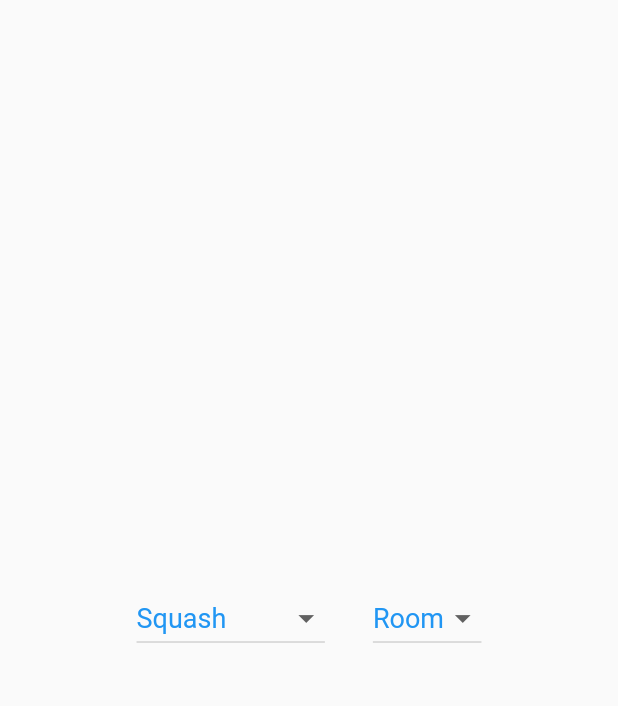
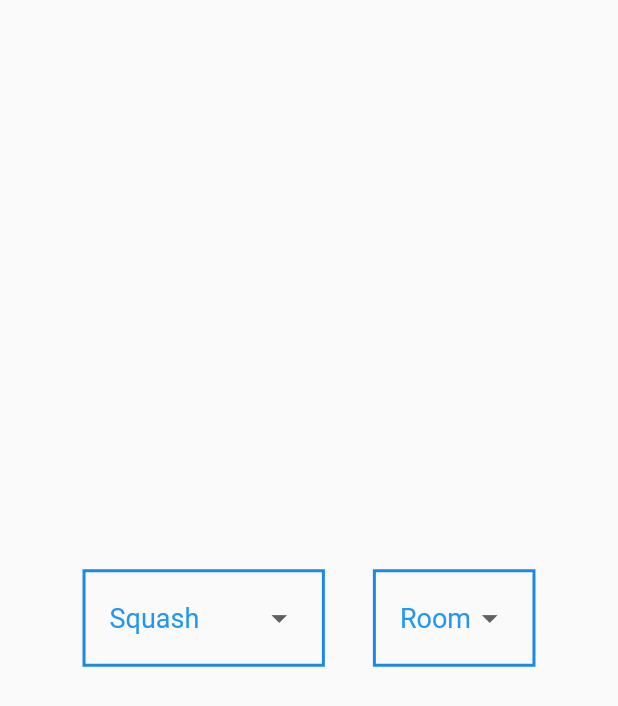
Before and after one commit to Aditya-76/room-booking, a Flutter app: the MyHomePage widget shown alone on an empty page, opened directly, on a phone screen of 412 x 824 dp. Shown: the top 706 px of the screen. Run offline on Flutter 3.47's test engine with Material 2 defaults, Android fonts, the phone set to English and light mode, and no system bars.

Commit message:
dropdown styling

```diff
--- a/room_booking_3/lib/booking.dart
+++ b/room_booking_3/lib/booking.dart
@@ -10,7 +10,7 @@ class Booking extends StatelessWidget {
   Widget build(BuildContext context) {
     return Scaffold(
         appBar: AppBar(
-          title: Text('Room Booking'),
+          title: Text('Booking System'),
           centerTitle: true,
         ),
         body: MyCustomForm(),
--- a/room_booking_3/lib/home.dart
+++ b/room_booking_3/lib/home.dart
@@ -10,7 +10,7 @@ class Home extends StatelessWidget {
   Widget build(BuildContext context) {
     return Scaffold(
       appBar: AppBar(
-        title: Text('Room Booking'),
+        title: Text('Booking System'),
         centerTitle: true,
         //backgroundColor: Colors.deepPurple,
       ),
@@ -47,13 +47,23 @@ class _MyHomePageState extends State<MyHomePage> {
         children: [
           Container(
             padding: const EdgeInsets.all(16.0),
+            margin: const EdgeInsets.all(16.0),
             alignment: Alignment.center,
-            child: DropdownButton<String>(
+            height: 65,
+            decoration: BoxDecoration(
+              border: Border.all(width: 2.0, color: Colors.blue[600] ),
+            ),
+            child: DropdownButtonHideUnderline(
+              child:  DropdownButton<String>(
                 value: dropdownvalue,
                 icon: Icon(Icons.arrow_drop_down),
                 iconSize: 25,
                 elevation: 16,
-              style: TextStyle(fontSize: 18, color: Colors.blue[500], ),
+                style: TextStyle(
+                  fontSize: 18, color:
+                  Colors.blue[500],
+                ),
+                focusColor: Colors.blue[500],
                 onChanged: (String newValue) {
                   setState(() {
                     print(newValue);
@@ -70,10 +80,17 @@ class _MyHomePageState extends State<MyHomePage> {
                 }).toList(),
               ),
             ),
+          ),
           Container(
             padding: const EdgeInsets.all(16.0),
             alignment: Alignment.center,
-            child: DropdownButton<String>(
+            margin: const EdgeInsets.all(16.0),
+            height: 65,
+            decoration: BoxDecoration(
+              border: Border.all(width: 2.0, color: Colors.blue[600] ),
+            ),
+            child: DropdownButtonHideUnderline(
+              child:  DropdownButton<String>(
                 value: dropdownvalue2,
                 icon: Icon(Icons.arrow_drop_down),
                 iconSize: 25,
@@ -95,6 +112,7 @@ class _MyHomePageState extends State<MyHomePage> {
                 }).toList(),
               ),
             ),
+          ),
         ],
       ),
     );
```
Lines whose indentation alone changed are shown as unchanged.
